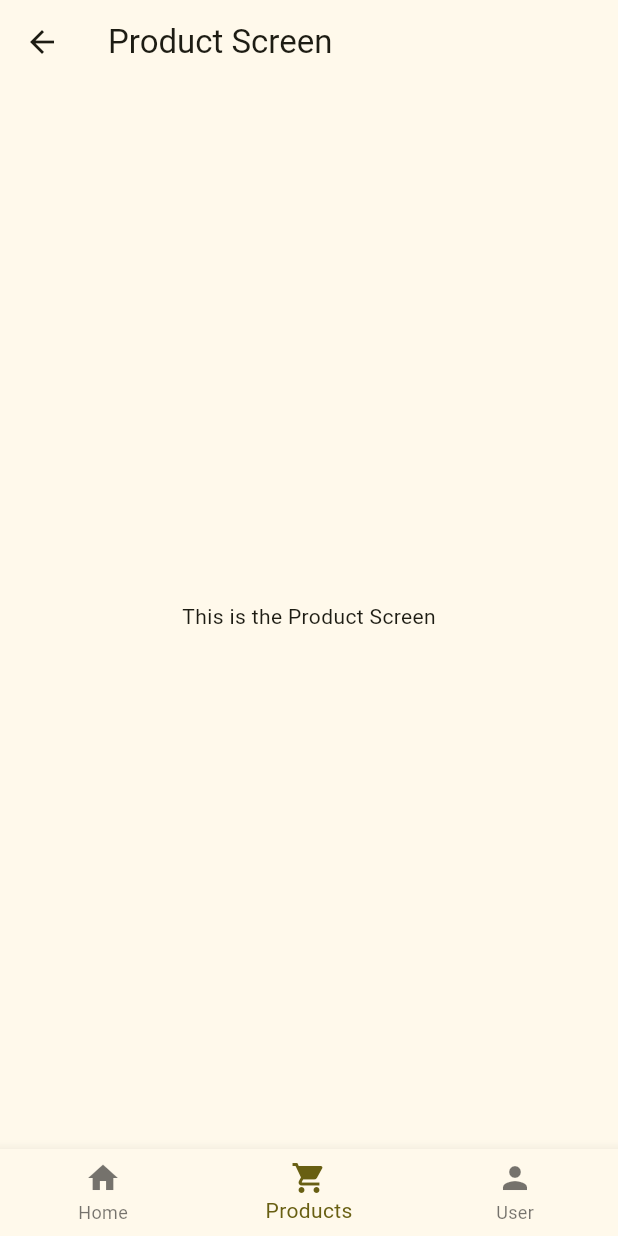
After one commit to Lee-0210/AI3_Flutter, a Flutter app: the MainScreen screen opened directly, item 2 of the bottom bar chosen, on a phone screen of 412 x 824 dp. The commit adds this screen. Run offline on Flutter 3.47's test engine with Material 3 defaults, Android fonts, the phone set to English and light mode, and no system bars; our stand-ins replace calendar_date_picker2.

Commit message:
widget 수업 完

```diff
--- a/basic_widget/lib/main.dart
+++ b/basic_widget/lib/main.dart
@@ -1,7 +1,4 @@
-import 'package:basic_widget/example/icon_widget.dart';
-import 'package:basic_widget/example/image_widget.dart';
 import 'package:basic_widget/example/safearea_widget.dart';
-import 'package:basic_widget/example/text_widget.dart';
 import 'package:flutter/material.dart';
 
 void main() {
--- a/layout_widget/lib/main.dart
+++ b/layout_widget/lib/main.dart
@@ -1,8 +1,5 @@
 import 'package:flutter/material.dart';
-import 'package:layout_widget/models/product.dart';
-import 'package:layout_widget/screens/detail_screen.dart';
 import 'package:layout_widget/screens/gridview_screen.dart';
-import 'package:layout_widget/screens/listview_screen.dart';
 
 void main() {
   runApp(const MyApp());
--- /dev/null
+++ b/navigation_widget/analysis_options.yaml
@@ -0,0 +1 @@
+include: package:flutter_lints/flutter.yaml
--- /dev/null
+++ b/navigation_widget/lib/bottom_navigation/main_screen.dart
@@ -0,0 +1,59 @@
+import 'package:flutter/material.dart';
+import 'package:navigation_widget/bottom_navigation/product_screen.dart';
+import 'package:navigation_widget/bottom_navigation/user_screen.dart';
+import 'package:navigation_widget/routes/home_screen.dart';
+
+class MainScreen extends StatefulWidget {
+  const MainScreen({super.key});
+
+  @override
+  State<MainScreen> createState() => _MainScreenState();
+}
+
+class _MainScreenState extends State<MainScreen> {
+
+  // 선택된 화면
+  Widget _selectedScreen = HomeScreen();
+  // 선택된 화면 index
+  int _selectedIndex = 0;
+  // bottomNavigation 탭 콜백함수
+  void _onTap(int index) {
+    print("화면을 이동합니다. ${index}");
+    // ⭐ setState()
+    // : StatefulWidget 에서 변경된 state 를 반영하여 UI 를 업데이트하는 함수
+    setState(() {
+      _selectedIndex = index;
+      switch(index) {
+        // 생성자를 통해 데이터 전달
+        case 0: _selectedScreen = HomeScreen(data: 'home'); break;
+        case 1: _selectedScreen = ProductScreen(); break;
+        case 2: _selectedScreen = UserScreen(); break;
+      }
+    });
+  }
+
+  @override
+  Widget build(BuildContext context) {
+    return Scaffold(
+      body: _selectedScreen,
+      bottomNavigationBar: BottomNavigationBar(
+        currentIndex: _selectedIndex,
+        onTap: _onTap,
+        items: const [
+          BottomNavigationBarItem(
+            icon: Icon(Icons.home),
+            label: 'Home'
+          ),
+          BottomNavigationBarItem(
+            icon: Icon(Icons.shopping_cart),
+            label: 'Products'
+          ),
+          BottomNavigationBarItem(
+            icon: Icon(Icons.person),
+            label: 'User'
+          ),
+        ]
+      ),
+    );
+  }
+}
--- /dev/null
+++ b/navigation_widget/lib/bottom_navigation/product_screen.dart
@@ -0,0 +1,17 @@
+import 'package:flutter/material.dart';
+
+class ProductScreen extends StatelessWidget {
+  const ProductScreen({super.key});
+
+  @override
+  Widget build(BuildContext context) {
+    return Scaffold(
+      appBar: AppBar(
+        title: const Text("Product Screen"),
+      ),
+      body: const Center(
+        child: Text("This is the Product Screen")
+      )
+    );
+  }
+}
--- /dev/null
+++ b/navigation_widget/lib/main.dart
@@ -0,0 +1,29 @@
+import 'package:flutter/material.dart';
+import 'package:navigation_widget/bottom_navigation/main_screen.dart';
+import 'package:navigation_widget/routes/home_screen.dart';
+import 'package:navigation_widget/routes/profile_screen.dart';
+import 'package:navigation_widget/routes/settings_screen.dart';
+import 'package:navigation_widget/screens/first_screen.dart';
+
+void main() {
+  runApp(const MainApp());
+}
+
+class MainApp extends StatelessWidget {
+  const MainApp({super.key});
+
+  @override
+  Widget build(BuildContext context) {
+    return MaterialApp(
+      debugShowCheckedModeBanner: false,
+      // Routes 설정
+      initialRoute: '/main',
+      routes: {
+        '/main'       : (context) => MainScreen(),
+        '/home'       : (context) => HomeScreen(),
+        '/profile'    : (context) => ProfileScreen(),
+        '/settings'   : (context) => SettingsScreen(),
+      }
+    );
+  }
+}
--- /dev/null
+++ b/navigation_widget/lib/models/profile.dart
@@ -0,0 +1,11 @@
+class Profile {
+  final String id;
+  final String name;
+  final String email;
+
+  Profile({
+    required this.id,
+    required this.name,
+    required this.email
+  });
+}
```
Also changed, not shown: navigation_widget/lib/bottom_navigation/user_screen.dart (added, +17 -0 lines), navigation_widget/lib/routes/home_screen.dart (added, +56 -0 lines), navigation_widget/lib/routes/profile_screen.dart (added, +32 -0 lines), navigation_widget/lib/routes/settings_screen.dart (added, +28 -0 lines), navigation_widget/lib/screens/first_screen.dart (added, +33 -0 lines), navigation_widget/lib/screens/second_screen.dart (added, +22 -0 lines), navigation_widget/pubspec.yaml (added, +19 -0 lines), navigation_widget/pubspec.lock (added), 125 other files.
